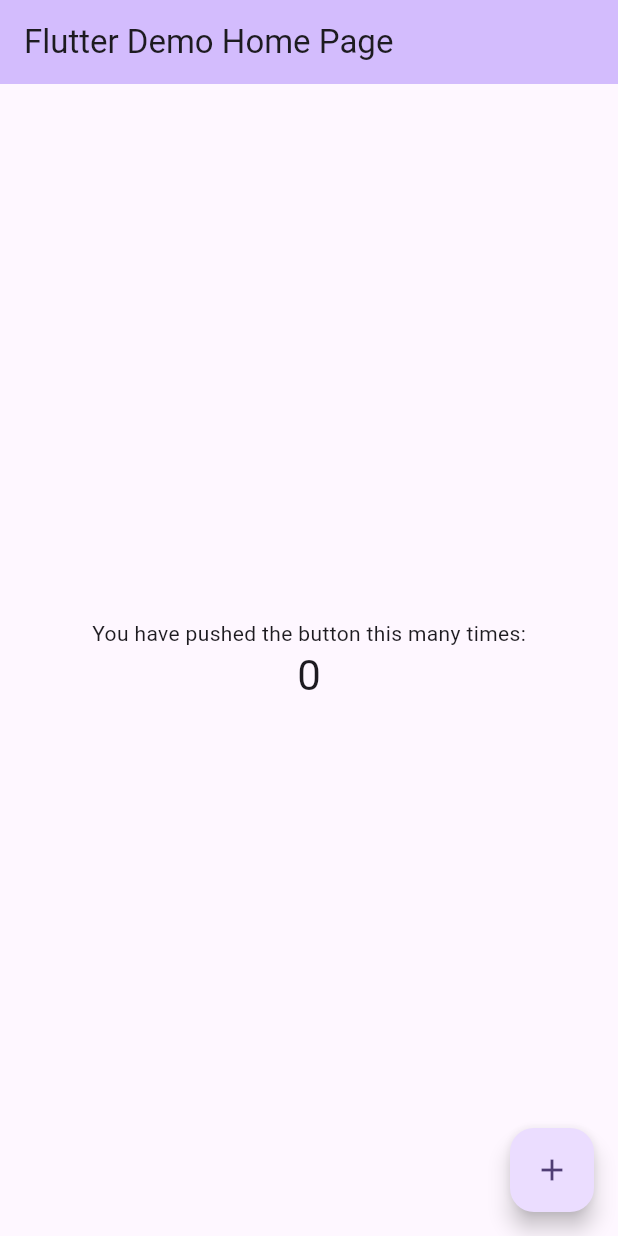
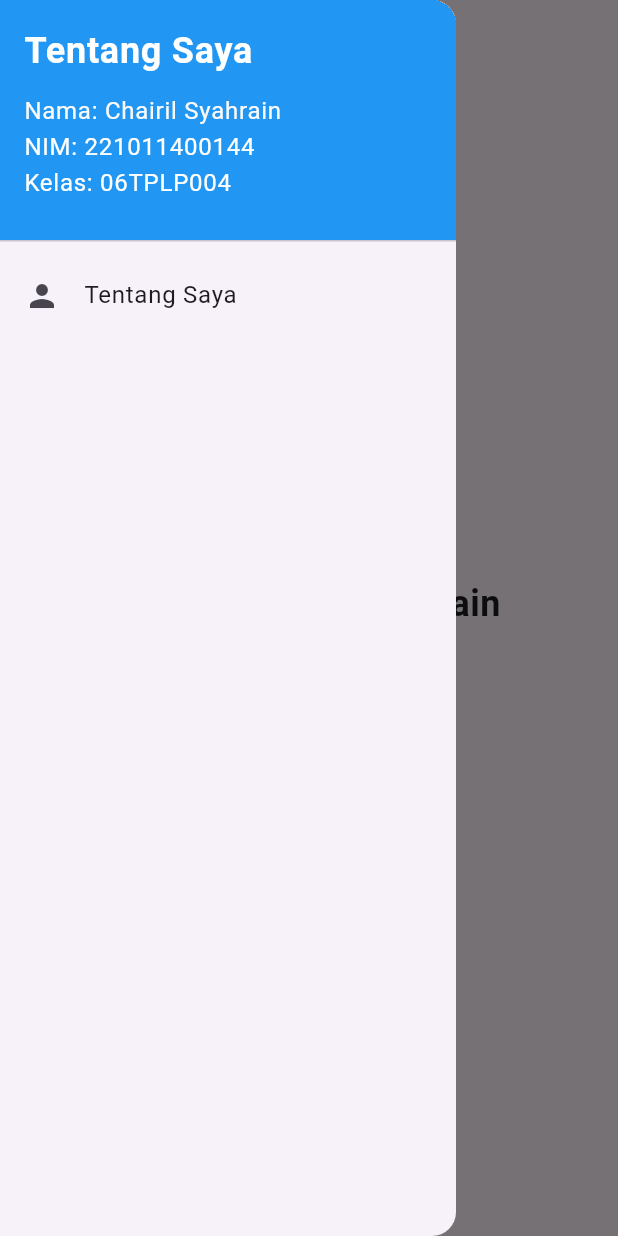
Before and after one commit to Chairil0303/flutter-profile, a Flutter app: the screen it shows after launch, with the side drawer open (before the commit the screen has no drawer), on a phone screen of 412 x 824 dp. Run offline on Flutter 3.47's test engine with Material 3 defaults, Android fonts, the phone set to English and light mode, and no system bars.

Commit message:
menyesuaikan dengan template tugas

```diff
--- a/lib/main.dart
+++ b/lib/main.dart
@@ -1,122 +1,111 @@
 import 'package:flutter/material.dart';
 
-void main() {
-  runApp(const MyApp());
-}
+void main() => runApp(MyApp());
 
 class MyApp extends StatelessWidget {
   const MyApp({super.key});
 
-  // This widget is the root of your application.
   @override
   Widget build(BuildContext context) {
     return MaterialApp(
-      title: 'Flutter Demo',
-      theme: ThemeData(
-        // This is the theme of your application.
-        //
-        // TRY THIS: Try running your application with "flutter run". You'll see
-        // the application has a purple toolbar. Then, without quitting the app,
-        // try changing the seedColor in the colorScheme below to Colors.green
-        // and then invoke "hot reload" (save your changes or press the "hot
-        // reload" button in a Flutter-supported IDE, or press "r" if you used
-        // the command line to start the app).
-        //
-        // Notice that the counter didn't reset back to zero; the application
-        // state is not lost during the reload. To reset the state, use hot
-        // restart instead.
-        //
-        // This works for code too, not just values: Most code changes can be
-        // tested with just a hot reload.
-        colorScheme: ColorScheme.fromSeed(seedColor: Colors.deepPurple),
-      ),
-      home: const MyHomePage(title: 'Flutter Demo Home Page'),
+      title: 'Flutter Hello World',
+      theme: ThemeData(primarySwatch: Colors.blue),
+      home: MyHomePage(title: 'Tugas Mata Kuliah MP'),
     );
   }
 }
 
-class MyHomePage extends StatefulWidget {
+class MyHomePage extends StatelessWidget {
+  final String title;
   const MyHomePage({super.key, required this.title});
-
-  // This widget is the home page of your application. It is stateful, meaning
-  // that it has a State object (defined below) that contains fields that affect
-  // how it looks.
-
-  // This class is the configuration for the state. It holds the values (in this
-  // case the title) provided by the parent (in this case the App widget) and
-  // used by the build method of the State. Fields in a Widget subclass are
-  // always marked "final".
-
-  final String title;
-
-  @override
-  State<MyHomePage> createState() => _MyHomePageState();
-}
-
-class _MyHomePageState extends State<MyHomePage> {
-  int _counter = 0;
-
-  void _incrementCounter() {
-    setState(() {
-      // This call to setState tells the Flutter framework that something has
-      // changed in this State, which causes it to rerun the build method below
-      // so that the display can reflect the updated values. If we changed
-      // _counter without calling setState(), then the build method would not be
-      // called again, and so nothing would appear to happen.
-      _counter++;
-    });
-  }
 
   @override
   Widget build(BuildContext context) {
-    // This method is rerun every time setState is called, for instance as done
-    // by the _incrementCounter method above.
-    //
-    // The Flutter framework has been optimized to make rerunning build methods
-    // fast, so that you can just rebuild anything that needs updating rather
-    // than having to individually change instances of widgets.
     return Scaffold(
-      appBar: AppBar(
-        // TRY THIS: Try changing the color here to a specific color (to
-        // Colors.amber, perhaps?) and trigger a hot reload to see the AppBar
-        // change color while the other colors stay the same.
-        backgroundColor: Theme.of(context).colorScheme.inversePrimary,
-        // Here we take the value from the MyHomePage object that was created by
-        // the App.build method, and use it to set our appbar title.
-        title: Text(widget.title),
-      ),
-      body: Center(
-        // Center is a layout widget. It takes a single child and positions it
-        // in the middle of the parent.
-        child: Column(
-          // Column is also a layout widget. It takes a list of children and
-          // arranges them vertically. By default, it sizes itself to fit its
-          // children horizontally, and tries to be as tall as its parent.
-          //
-          // Column has various properties to control how it sizes itself and
-          // how it positions its children. Here we use mainAxisAlignment to
-          // center the children vertically; the main axis here is the vertical
-          // axis because Columns are vertical (the cross axis would be
-          // horizontal).
-          //
-          // TRY THIS: Invoke "debug painting" (choose the "Toggle Debug Paint"
-          // action in the IDE, or press "p" in the console), to see the
-          // wireframe for each widget.
-          mainAxisAlignment: MainAxisAlignment.center,
-          children: <Widget>[
-            const Text('You have pushed the button this many times:'),
-            Text(
-              '$_counter',
-              style: Theme.of(context).textTheme.headlineMedium,
+      appBar: AppBar(title: Text(title)),
+      drawer: Drawer(
+        child: ListView(
+          padding: EdgeInsets.zero,
+          children: [
+            DrawerHeader(
+              decoration: BoxDecoration(color: Colors.blue),
+              child: Column(
+                crossAxisAlignment: CrossAxisAlignment.start,
+                children: [
+                  Text(
+                    'Tentang Saya',
+                    style: TextStyle(
+                      color: Colors.white,
+                      fontSize: 24,
+                      fontWeight: FontWeight.bold,
+                    ),
+                  ),
+                  SizedBox(height: 10),
+                  Text(
+                    'Nama: Chairil Syahrain',
+                    style: TextStyle(
+                      color: const Color.fromARGB(255, 250, 250, 250),
+                      fontSize: 16,
+                    ),
+                  ),
+                  Text(
+                    'NIM: 221011400144',
+                    style: TextStyle(
+                      color: const Color.fromARGB(255, 255, 255, 255),
+                      fontSize: 16,
+                    ),
+                  ),
+                  Text(
+                    'Kelas: 06TPLP004',
+                    style: TextStyle(
+                      color: const Color.fromARGB(255, 255, 255, 255),
+                      fontSize: 16,
+                    ),
+                  ),
+                ],
+              ),
+            ),
+            ListTile(
+              leading: Icon(Icons.person),
+              title: Text('Tentang Saya'),
+              onTap: () {
+                showDialog(
+                  context: context,
+                  builder: (context) {
+                    return AlertDialog(
+                      title: Text('Tentang Saya'),
+                      content: Text(
+                        'Halo! Saya Reyon Lau Jiemin, mahasiswa yang sedang belajar Flutter.',
+                      ),
+                      actions: [
+                        TextButton(
+                          onPressed: () => Navigator.pop(context),
+                          child: Text('Tutup'),
+                        ),
+                      ],
+                    );
+                  },
+                );
+              },
             ),
           ],
         ),
       ),
-      floatingActionButton: FloatingActionButton(
-        onPressed: _incrementCounter,
-        tooltip: 'Increment',
-        child: const Icon(Icons.add),
-      ), // This trailing comma makes auto-formatting nicer for build methods.
+      body: Center(
+        child: Column(
+          mainAxisAlignment: MainAxisAlignment.center,
+          children: [
+            Text(
+              'Nama : Chairil syahrain',
+              style: TextStyle(fontSize: 24, fontWeight: FontWeight.bold),
+            ),
+            SizedBox(height: 10),
+            Text('NIM : 221011400144', style: TextStyle(fontSize: 20)),
+            SizedBox(height: 10),
+            Text('Kelas : 06TPLP004', style: TextStyle(fontSize: 18)),
+          ],
+        ),
+      ),
     );
   }
 }
```
